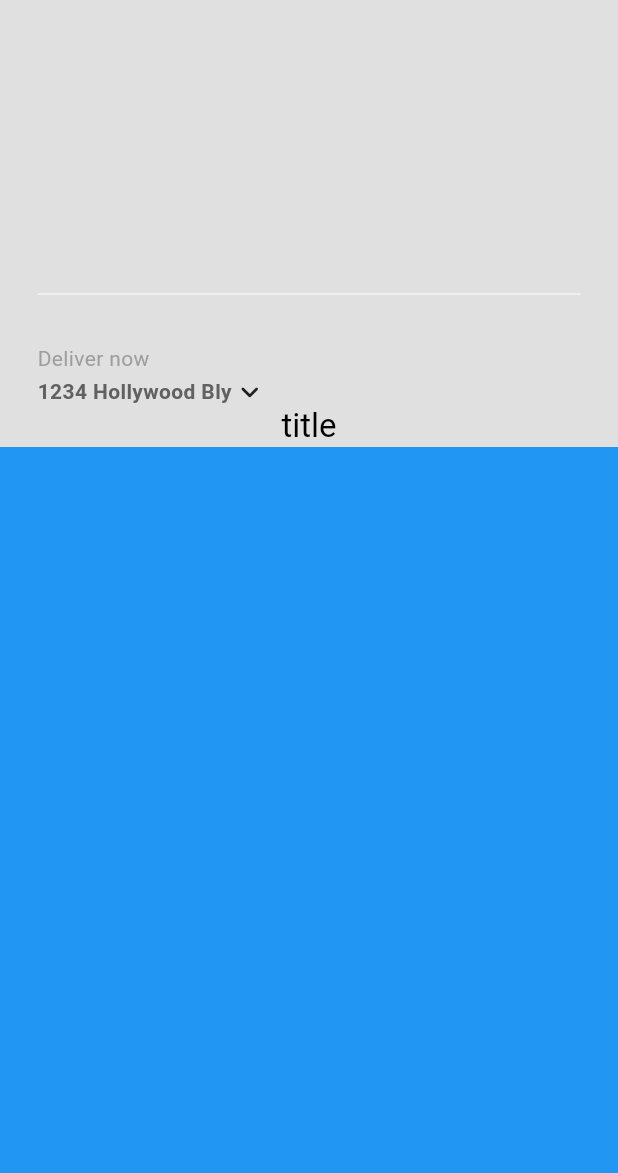
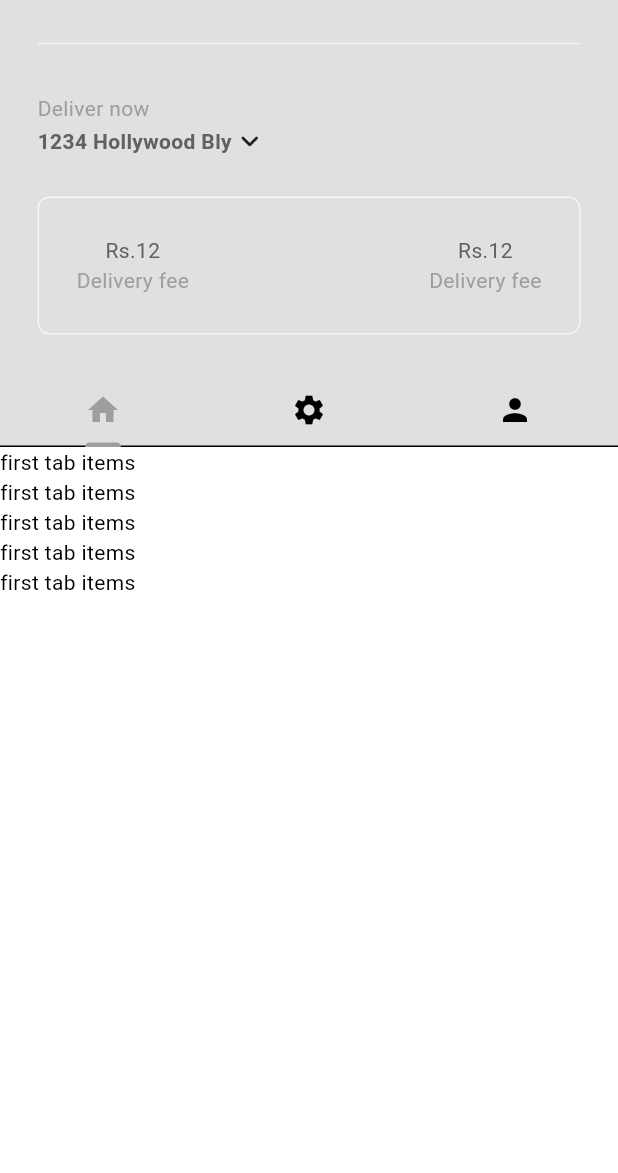
Before and after one commit to Jenicabsarasam/FoodDeliveryApp, a Flutter app: the HomePage screen opened directly, on a phone screen of 412 x 824 dp, the part 63-1236 px from its top. Run offline on Flutter 3.47's test engine with Material 3 defaults, Android fonts, the phone set to English and light mode, and no system bars.

Commit message:
added tab bar

```diff
--- a/lib/components/my_description_box.dart
+++ b/lib/components/my_description_box.dart
@@ -4,19 +4,34 @@ class MyDescriptionBox extends StatelessWidget {
 
   @override
   Widget build(BuildContext context) {
+    //text style
+    var myPrimaryTextStyle=TextStyle(color: Theme.of(context).colorScheme.inversePrimary);
+    var mySecondaryTextStyle=TextStyle(color: Theme.of(context).colorScheme.primary);
+
     return Container(
       decoration: BoxDecoration(
         border: Border.all(color: Theme.of(context).colorScheme.secondary),
+        borderRadius: BorderRadius.circular(8),
       ),
+      padding: const EdgeInsets.all(25),
+      margin: const EdgeInsets.only(left: 25, right: 25, bottom: 75),
       child: Row(
+        mainAxisAlignment: MainAxisAlignment.spaceBetween,
         children: [
           //delivery fee
           Column(
             children: [
-              Text('\Rs.12'),
-              Text('Delivery fee'),
+              Text('\Rs.12',style: myPrimaryTextStyle,),
+              Text('Delivery fee',style: mySecondaryTextStyle,),
             ],
-          )
+          ),
+          //delivery time
+          Column(
+            children: [
+              Text('Rs.12',style: myPrimaryTextStyle,),
+              Text('Delivery fee',style: mySecondaryTextStyle,),
+            ],
+          ),
         ],
       ),
     );
--- /dev/null
+++ b/lib/components/my_tab_bar.dart
@@ -0,0 +1,31 @@
+import 'package:flutter/material.dart';
+class MyTabBar extends StatelessWidget {
+  final TabController tabController;
+  const MyTabBar({
+    super.key,
+    required this.tabController,
+    });
+
+  @override
+  Widget build(BuildContext context) {
+    return Container(
+      child: TabBar(
+        controller: tabController,
+        tabs: [
+        //1 st tab
+        Tab(
+          icon: Icon(Icons.home),
+        ),
+        //2 nd tab
+        Tab(
+          icon: Icon(Icons.settings),
+        ),
+        //3 rd tab
+        Tab(
+          icon: Icon(Icons.person),
+        ),
+        ],
+      ),
+    );
+  }
+}
--- a/lib/pages/home_page.dart
+++ b/lib/pages/home_page.dart
@@ -1,7 +1,9 @@
 import 'package:flutter/material.dart';
 import 'package:food_delivery/components/my_current_location.dart';
+import 'package:food_delivery/components/my_description_box.dart';
 import 'package:food_delivery/components/my_drawer.dart';
 import 'package:food_delivery/components/my_silver_app_bar.dart';
+import 'package:food_delivery/components/my_tab_bar.dart';
 
 class HomePage extends StatefulWidget {
   const HomePage({super.key});
@@ -10,7 +12,21 @@ class HomePage extends StatefulWidget {
   State<HomePage> createState() => _HomePageState();
 }
 
-class _HomePageState extends State<HomePage> {
+class _HomePageState extends State<HomePage> with SingleTickerProviderStateMixin {
+
+  //tab controller
+  late TabController _tabController;
+  @override
+  void initState(){
+    super.initState();
+    _tabController=TabController(length: 3, vsync: this);
+  }
+  @override
+  void dispose(){
+    _tabController.dispose();
+    super.dispose();
+  }
+
   @override
   Widget build(BuildContext context) {
     return Scaffold(
@@ -18,6 +34,7 @@ class _HomePageState extends State<HomePage> {
         body: NestedScrollView(
           headerSliverBuilder:(context,innerBoxisScrolled)=>[
             MySilverAppBar(
+              title:MyTabBar(tabController: _tabController ),
               child: Column(
                 mainAxisAlignment: MainAxisAlignment.end,
                 children: [
@@ -27,13 +44,32 @@ class _HomePageState extends State<HomePage> {
                     color: Theme.of(context).colorScheme.secondary,
                   ),
                   //my current location
-                  MyCurrentLocation()
+                  const MyCurrentLocation(),
+
+                  //description box
+                  const MyDescriptionBox(),
+
                 ],
               ),
-              title: Text('title'),
-              ),
+            ),
           ],
-          body: Container(color: Colors.blue,),
+          body: TabBarView(
+            controller: _tabController,
+            children: [
+              ListView.builder(
+                itemCount: 5,
+                itemBuilder: (context,index)=>Text("first tab items"),
+                ),
+              ListView.builder(
+                itemCount: 5,
+                itemBuilder: (context,index)=>Text("second tab items"),
+                ),
+              ListView.builder(
+                itemCount: 5,
+                itemBuilder: (context,index)=>Text("third tab items"),
+                ),
+              ]
+          ),
         ),
     );
   }
```
Also changed, not shown: lib/models/food.dart (added).
